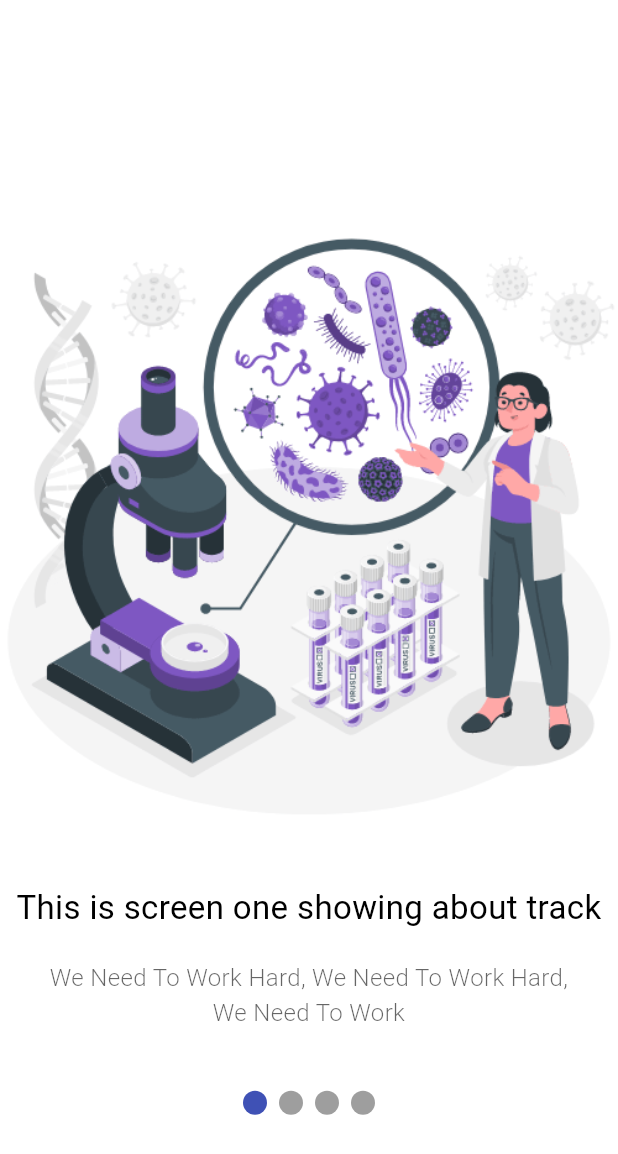
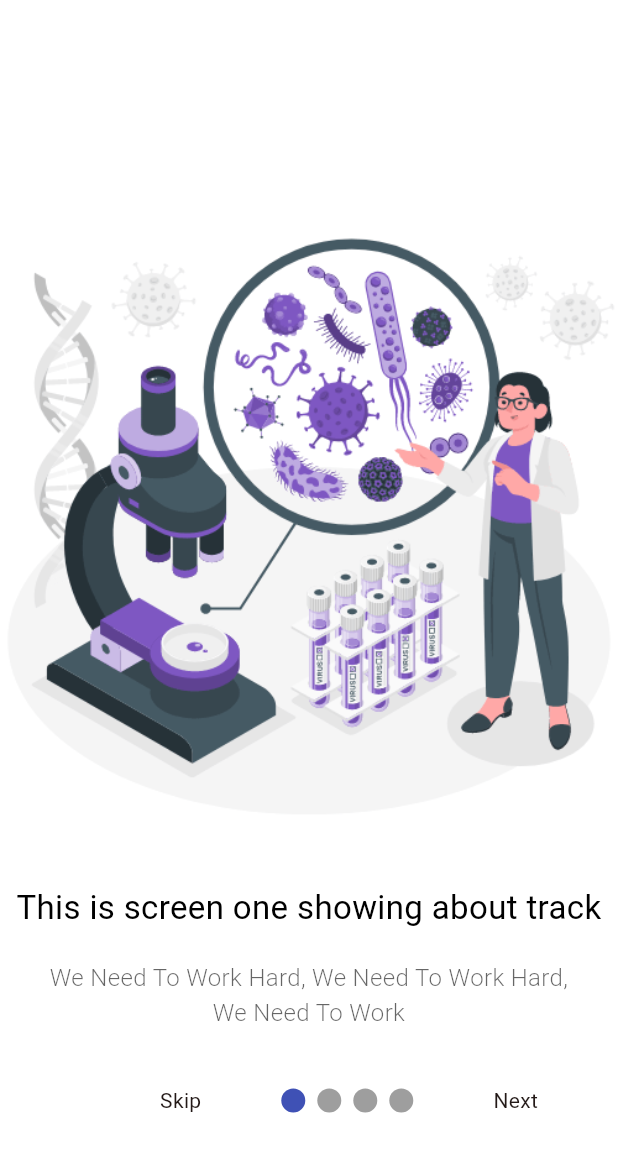
Before and after one commit to abenooo/alepha_digital_tracking, a Flutter app: the screen it shows after launch, on a phone screen of 412 x 824 dp. Shown: the top 1154 px of the screen. Run offline on Flutter 3.47's test engine with Material 3 defaults, Android fonts, the phone set to English and light mode, and no system bars; drawn by our look-alikes of smooth_page_indicator.

Commit message:
Finish pre onboarding

```diff
--- a/lib/main.dart
+++ b/lib/main.dart
@@ -1,7 +1,7 @@
-import 'package:alepha_digital_tracking/screens/onboarding/screen1.dart';
-import 'package:alepha_digital_tracking/screens/onboarding/screen2.dart';
-import 'package:alepha_digital_tracking/screens/onboarding/screen3.dart';
-import 'package:alepha_digital_tracking/screens/onboarding/screen4.dart';
+import '/screens/onboarding/screen1.dart';
+import '/screens/onboarding/screen2.dart';
+import '/screens/onboarding/screen3.dart';
+import '/screens/onboarding/screen4.dart';
 import 'package:flutter/material.dart';
 import 'package:smooth_page_indicator/smooth_page_indicator.dart';
 
@@ -37,6 +37,8 @@ class MyHomePage extends StatefulWidget {
 
 class _MyHomePageState extends State<MyHomePage> {
   PageController pageController = PageController();
+  String buttonText = "Skip";
+  int currentPageIndicator = 0;
   @override
   Widget build(BuildContext context) {
     return Scaffold(
@@ -45,6 +47,15 @@ class _MyHomePageState extends State<MyHomePage> {
         children: [
           PageView(
             controller: pageController,
+            onPageChanged: (index) {
+              currentPageIndicator = index;
+              if (index == 3) {
+                buttonText = "Finish";
+              } else {
+                buttonText = "Skip";
+              }
+              setState(() {});
+            },
             children: const [
               Screen1(),
               Screen2(),
@@ -54,7 +65,35 @@ class _MyHomePageState extends State<MyHomePage> {
           ),
           Container(
             alignment: const Alignment(0, 0.8),
-            child: SmoothPageIndicator(controller: pageController, count: 4),
+            child: Row(
+              mainAxisAlignment: MainAxisAlignment.spaceEvenly,
+              children: [
+                const SizedBox(),
+                GestureDetector(
+                  onTap: () {
+                    print("navigate to home");
+                  },
+                  child: Text(buttonText),
+                ), // Fixed: Added parentheses to SizedBox
+                SmoothPageIndicator(
+                  controller: pageController,
+                  count: 4,
+                ),
+                currentPageIndicator == 3
+                    ? const SizedBox(
+                        width: 10,
+                      )
+                    : GestureDetector(
+                        onTap: () {
+                          // print("button is clicked");
+                          pageController.nextPage(
+                              duration: const Duration(milliseconds: 500),
+                              curve: Curves.easeIn);
+                        },
+                        child: const Text("Next"),
+                      ), // Fixed: Added Text widget for "Skip"
+              ],
+            ),
           ),
         ],
       ),
```
Also changed, not shown: 1 other file.
